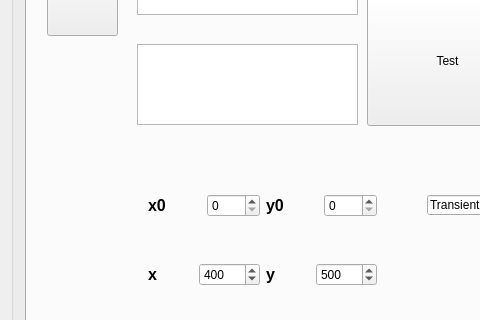
Old version of the form eic_test.ui in the repository bill-lee/EIC_Final; both pictures show x 0 to 480 and y 220 to 540 of the 1136 by 780 pixel window.
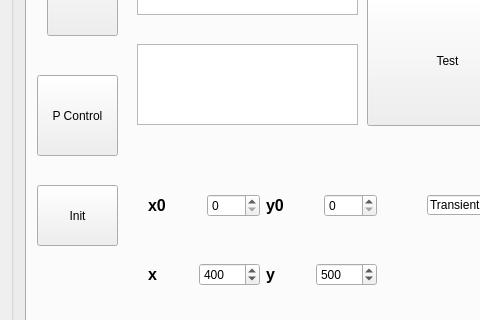
New version of the form. The open tabs and pages were chosen to show the change.

The edit to the form file:
```diff
--- a/eic_test.ui
+++ b/eic_test.ui
@@ -2489,6 +2489,32 @@
             <string>TransientPoints</string>
            </property>
           </widget>
+          <widget class="QPushButton" name="pushButton_slam_p_control">
+           <property name="geometry">
+            <rect>
+             <x>10</x>
+             <y>210</y>
+             <width>81</width>
+             <height>81</height>
+            </rect>
+           </property>
+           <property name="text">
+            <string>P Control</string>
+           </property>
+          </widget>
+          <widget class="QPushButton" name="pushButton_slam_p_init">
+           <property name="geometry">
+            <rect>
+             <x>10</x>
+             <y>320</y>
+             <width>81</width>
+             <height>61</height>
+            </rect>
+           </property>
+           <property name="text">
+            <string>Init</string>
+           </property>
+          </widget>
          </widget>
         </widget>
        </item>
```
Left out of the diff: 4 changed lines with no effect on the pictures.
